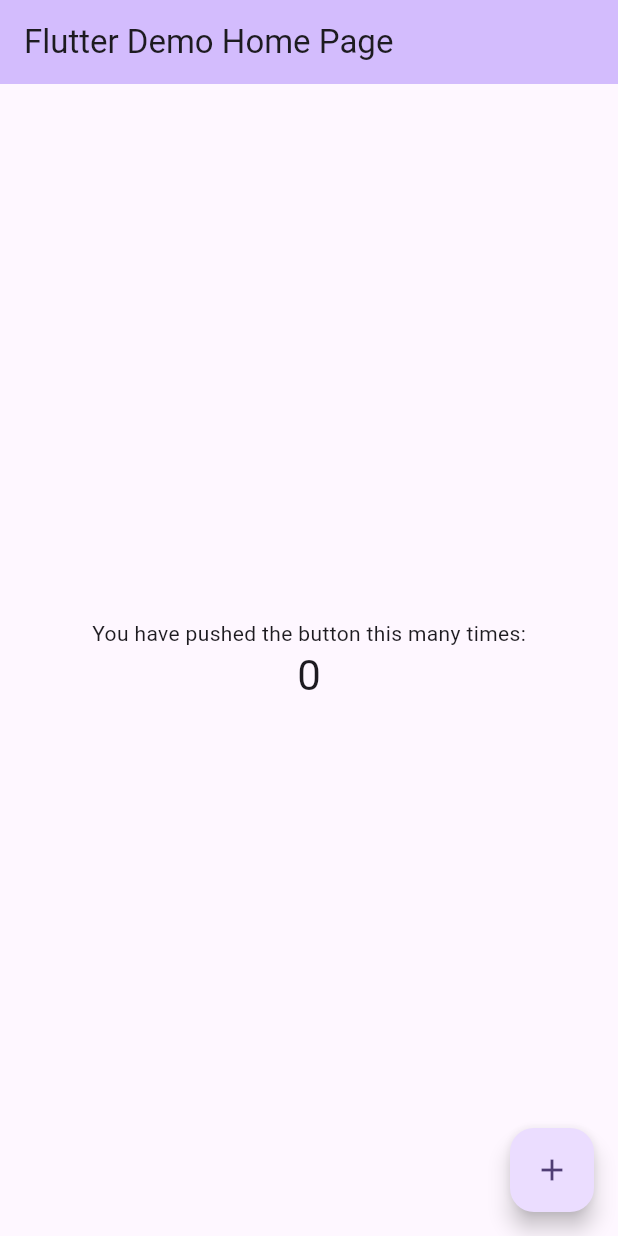
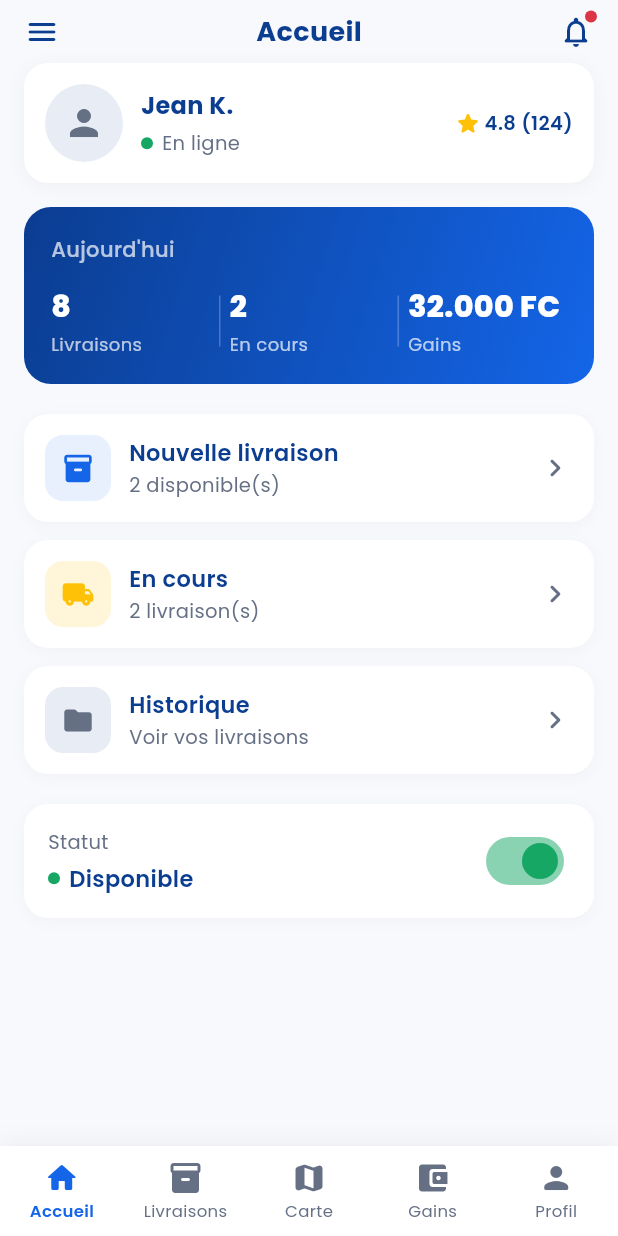
Before and after one commit to mamykalume58-sketch/Delivery-app, a Flutter app: the screen it shows after launch, on a phone screen of 412 x 824 dp. Run offline on Flutter 3.47's test engine with Material 3 defaults, Android fonts, the phone set to English and light mode, and no system bars; our stand-ins replace google_fonts.

Commit message:
Ajout écran Accueil livreur (design maquette) + palette DavidSTORE + nav basse + police Poppins via google_fonts

```diff
--- a/lib/main.dart
+++ b/lib/main.dart
@@ -1,122 +1,32 @@
 import 'package:flutter/material.dart';
+import 'package:google_fonts/google_fonts.dart';
+import 'theme/app_colors.dart';
+import 'screens/home_screen.dart';
 
 void main() {
-  runApp(const MyApp());
+  runApp(const DavidStoreDriverApp());
 }
 
-class MyApp extends StatelessWidget {
-  const MyApp({super.key});
+class DavidStoreDriverApp extends StatelessWidget {
+  const DavidStoreDriverApp({super.key});
 
-  // This widget is the root of your application.
   @override
   Widget build(BuildContext context) {
     return MaterialApp(
-      title: 'Flutter Demo',
+      title: 'DavidSTORE Livreur',
+      debugShowCheckedModeBanner: false,
       theme: ThemeData(
-        // This is the theme of your application.
-        //
-        // TRY THIS: Try running your application with "flutter run". You'll see
-        // the application has a purple toolbar. Then, without quitting the app,
-        // try changing the seedColor in the colorScheme below to Colors.green
-        // and then invoke "hot reload" (save your changes or press the "hot
-        // reload" button in a Flutter-supported IDE, or press "r" if you used
-        // the command line to start the app).
-        //
-        // Notice that the counter didn't reset back to zero; the application
-        // state is not lost during the reload. To reset the state, use hot
-        // restart instead.
-        //
-        // This works for code too, not just values: Most code changes can be
-        // tested with just a hot reload.
-        colorScheme: .fromSeed(seedColor: Colors.deepPurple),
+        useMaterial3: true,
+        scaffoldBackgroundColor: AppColors.background,
+        colorScheme: ColorScheme.fromSeed(
+          seedColor: AppColors.primary,
+          primary: AppColors.primary,
+          secondary: AppColors.interface,
+          error: AppColors.error,
+        ),
+        textTheme: GoogleFonts.poppinsTextTheme(),
       ),
-      home: const MyHomePage(title: 'Flutter Demo Home Page'),
+      home: const HomeScreen(),
     );
   }
 }
-
-class MyHomePage extends StatefulWidget {
-  const MyHomePage({super.key, required this.title});
-
-  // This widget is the home page of your application. It is stateful, meaning
-  // that it has a State object (defined below) that contains fields that affect
-  // how it looks.
-
-  // This class is the configuration for the state. It holds the values (in this
-  // case the title) provided by the parent (in this case the App widget) and
-  // used by the build method of the State. Fields in a Widget subclass are
-  // always marked "final".
-
-  final String title;
-
-  @override
-  State<MyHomePage> createState() => _MyHomePageState();
-}
-
-class _MyHomePageState extends State<MyHomePage> {
-  int _counter = 0;
-
-  void _incrementCounter() {
-    setState(() {
-      // This call to setState tells the Flutter framework that something has
-      // changed in this State, which causes it to rerun the build method below
-      // so that the display can reflect the updated values. If we changed
-      // _counter without calling setState(), then the build method would not be
-      // called again, and so nothing would appear to happen.
-      _counter++;
-    });
-  }
-
-  @override
-  Widget build(BuildContext context) {
-    // This method is rerun every time setState is called, for instance as done
-    // by the _incrementCounter method above.
-    //
-    // The Flutter framework has been optimized to make rerunning build methods
-    // fast, so that you can just rebuild anything that needs updating rather
-    // than having to individually change instances of widgets.
-    return Scaffold(
-      appBar: AppBar(
-        // TRY THIS: Try changing the color here to a specific color (to
-        // Colors.amber, perhaps?) and trigger a hot reload to see the AppBar
-        // change color while the other colors stay the same.
-        backgroundColor: Theme.of(context).colorScheme.inversePrimary,
-        // Here we take the value from the MyHomePage object that was created by
-        // the App.build method, and use it to set our appbar title.
-        title: Text(widget.title),
-      ),
-      body: Center(
-        // Center is a layout widget. It takes a single child and positions it
-        // in the middle of the parent.
-        child: Column(
-          // Column is also a layout widget. It takes a list of children and
-          // arranges them vertically. By default, it sizes itself to fit its
-          // children horizontally, and tries to be as tall as its parent.
-          //
-          // Column has various properties to control how it sizes itself and
-          // how it positions its children. Here we use mainAxisAlignment to
-          // center the children vertically; the main axis here is the vertical
-          // axis because Columns are vertical (the cross axis would be
-          // horizontal).
-          //
-          // TRY THIS: Invoke "debug painting" (choose the "Toggle Debug Paint"
-          // action in the IDE, or press "p" in the console), to see the
-          // wireframe for each widget.
-          mainAxisAlignment: .center,
-          children: [
-            const Text('You have pushed the button this many times:'),
-            Text(
-              '$_counter',
-              style: Theme.of(context).textTheme.headlineMedium,
-            ),
-          ],
-        ),
-      ),
-      floatingActionButton: FloatingActionButton(
-        onPressed: _incrementCounter,
-        tooltip: 'Increment',
-        child: const Icon(Icons.add),
-      ),
-    );
-  }
-}
--- /dev/null
+++ b/lib/screens/home_screen.dart
@@ -0,0 +1,418 @@
+import 'package:flutter/material.dart';
+import '../theme/app_colors.dart';
+import '../widgets/bottom_nav.dart';
+
+class HomeScreen extends StatefulWidget {
+  const HomeScreen({super.key});
+
+  @override
+  State<HomeScreen> createState() => _HomeScreenState();
+}
+
+class _HomeScreenState extends State<HomeScreen> {
+  // Données statiques temporaires (maquette) — à connecter à Firestore plus tard
+  final String driverName = 'Jean K.';
+  final bool isOnline = true;
+  final double rating = 4.8;
+  final int reviewCount = 124;
+
+  final int todayDeliveries = 8;
+  final int inProgress = 2;
+  final int todayEarnings = 32000;
+
+  final int newDeliveriesAvailable = 2;
+  final int inProgressDeliveries = 2;
+
+  bool isAvailable = true;
+
+  @override
+  Widget build(BuildContext context) {
+    return Scaffold(
+      backgroundColor: AppColors.background,
+      body: SafeArea(
+        child: Column(
+          children: [
+            _buildAppBar(),
+            Expanded(
+              child: SingleChildScrollView(
+                padding: const EdgeInsets.fromLTRB(16, 8, 16, 16),
+                child: Column(
+                  crossAxisAlignment: CrossAxisAlignment.start,
+                  children: [
+                    _buildProfileCard(),
+                    const SizedBox(height: 16),
+                    _buildStatsCard(),
+                    const SizedBox(height: 20),
+                    _buildMenuCard(
+                      icon: Icons.inventory_2_rounded,
+                      iconBg: AppColors.interface.withValues(alpha: 0.1),
+                      iconColor: AppColors.interface,
+                      title: 'Nouvelle livraison',
+                      subtitle: '$newDeliveriesAvailable disponible(s)',
+                    ),
+                    const SizedBox(height: 12),
+                    _buildMenuCard(
+                      icon: Icons.local_shipping_rounded,
+                      iconBg: AppColors.gold.withValues(alpha: 0.15),
+                      iconColor: AppColors.gold,
+                      title: 'En cours',
+                      subtitle: '$inProgressDeliveries livraison(s)',
+                    ),
+                    const SizedBox(height: 12),
+                    _buildMenuCard(
+                      icon: Icons.folder_rounded,
+                      iconBg: AppColors.lightGrey,
+                      iconColor: AppColors.textGrey,
+                      title: 'Historique',
+                      subtitle: 'Voir vos livraisons',
+                    ),
+                    const SizedBox(height: 20),
+                    _buildStatusCard(),
+                  ],
+                ),
+              ),
+            ),
+          ],
+        ),
+      ),
+      bottomNavigationBar: BottomNav(
+        currentIndex: 0,
+        onTap: (index) {
+          // Navigation entre onglets à brancher plus tard
+        },
+      ),
+    );
+  }
+
+  Widget _buildAppBar() {
+    return Padding(
+      padding: const EdgeInsets.fromLTRB(16, 8, 16, 0),
+      child: Row(
+        mainAxisAlignment: MainAxisAlignment.spaceBetween,
+        children: [
+          const Icon(Icons.menu_rounded, color: AppColors.primary),
+          const Text(
+            'Accueil',
+            style: TextStyle(
+              fontSize: 18,
+              fontWeight: FontWeight.w700,
+              color: AppColors.primary,
+            ),
+          ),
+          Stack(
+            clipBehavior: Clip.none,
+            children: [
+              const Icon(Icons.notifications_none_rounded,
+                  color: AppColors.primary),
+              Positioned(
+                right: -2,
+                top: -2,
+                child: Container(
+                  width: 8,
+                  height: 8,
+                  decoration: const BoxDecoration(
+                    color: AppColors.error,
+                    shape: BoxShape.circle,
+                  ),
+                ),
+              ),
+            ],
+          ),
+        ],
+      ),
+    );
+  }
+
+  Widget _buildProfileCard() {
+    return Container(
+      padding: const EdgeInsets.all(14),
+      decoration: BoxDecoration(
+        color: AppColors.white,
+        borderRadius: BorderRadius.circular(16),
+        boxShadow: [
+          BoxShadow(
+            color: Colors.black.withValues(alpha: 0.04),
+            blurRadius: 10,
+            offset: const Offset(0, 2),
+          ),
+        ],
+      ),
+      child: Row(
+        children: [
+          const CircleAvatar(
+            radius: 26,
+            backgroundColor: AppColors.lightGrey,
+            child: Icon(Icons.person, color: AppColors.textGrey, size: 28),
+          ),
+          const SizedBox(width: 12),
+          Expanded(
+            child: Column(
+              crossAxisAlignment: CrossAxisAlignment.start,
+              children: [
+                Text(
+                  driverName,
+                  style: const TextStyle(
+                    fontSize: 16,
+                    fontWeight: FontWeight.w700,
+                    color: AppColors.primary,
+                  ),
+                ),
+                const SizedBox(height: 4),
+                Row(
+                  children: [
+                    Container(
+                      width: 8,
+                      height: 8,
+                      decoration: BoxDecoration(
+                        color: isOnline
+                            ? AppColors.success
+                            : AppColors.textGrey,
+                        shape: BoxShape.circle,
+                      ),
+                    ),
+                    const SizedBox(width: 6),
+                    Text(
+                      isOnline ? 'En ligne' : 'Hors ligne',
+                      style: const TextStyle(
+                        fontSize: 13,
+                        color: AppColors.textGrey,
+                      ),
+                    ),
+                  ],
+                ),
+              ],
+            ),
+          ),
+          Row(
+            children: [
+              const Icon(Icons.star_rounded, color: AppColors.gold, size: 18),
+              const SizedBox(width: 2),
+              Text(
+                '$rating ($reviewCount)',
+                style: const TextStyle(
+                  fontSize: 13,
+                  fontWeight: FontWeight.w600,
+                  color: AppColors.primary,
+                ),
+              ),
+            ],
+          ),
+        ],
+      ),
+    );
+  }
+
+  Widget _buildStatsCard() {
+    return Container(
+      width: double.infinity,
+      padding: const EdgeInsets.all(18),
+      decoration: BoxDecoration(
+        gradient: const LinearGradient(
+          colors: [AppColors.primary, AppColors.interface],
+          begin: Alignment.topLeft,
+          end: Alignment.bottomRight,
+        ),
+        borderRadius: BorderRadius.circular(18),
+      ),
+      child: Column(
+        crossAxisAlignment: CrossAxisAlignment.start,
+        children: [
+          const Text(
+            "Aujourd'hui",
+            style: TextStyle(
+              color: Colors.white70,
+              fontSize: 14,
+              fontWeight: FontWeight.w500,
+            ),
+          ),
+          const SizedBox(height: 14),
+          Row(
+            mainAxisAlignment: MainAxisAlignment.spaceBetween,
+            children: [
+              _statItem('$todayDeliveries', 'Livraisons'),
+              _statDivider(),
+              _statItem('$inProgress', 'En cours'),
+              _statDivider(),
+              _statItem('${_formatFC(todayEarnings)} FC', 'Gains'),
+            ],
+          ),
+        ],
+      ),
+    );
+  }
+
+  Widget _statItem(String value, String label) {
+    return Expanded(
+      child: Column(
+        crossAxisAlignment: CrossAxisAlignment.start,
+        children: [
+          Text(
+            value,
+            style: const TextStyle(
+              color: Colors.white,
+              fontSize: 20,
+              fontWeight: FontWeight.w800,
+            ),
+          ),
+          const SizedBox(height: 2),
+          Text(
+            label,
+            style: const TextStyle(
+              color: Colors.white70,
+              fontSize: 12,
+            ),
+          ),
+        ],
+      ),
+    );
+  }
+
+  Widget _statDivider() {
+    return Container(
+      width: 1,
+      height: 34,
+      color: Colors.white24,
+      margin: const EdgeInsets.symmetric(horizontal: 6),
+    );
+  }
+
+  Widget _buildMenuCard({
+    required IconData icon,
+    required Color iconBg,
+    required Color iconColor,
+    required String title,
+    required String subtitle,
+  }) {
+    return Container(
+      padding: const EdgeInsets.all(14),
+      decoration: BoxDecoration(
+        color: AppColors.white,
+        borderRadius: BorderRadius.circular(16),
+        boxShadow: [
+          BoxShadow(
+            color: Colors.black.withValues(alpha: 0.03),
+            blurRadius: 8,
+            offset: const Offset(0, 2),
+          ),
+        ],
+      ),
+      child: Row(
+        children: [
+          Container(
+            width: 44,
+            height: 44,
+            decoration: BoxDecoration(
+              color: iconBg,
+              borderRadius: BorderRadius.circular(12),
+            ),
+            child: Icon(icon, color: iconColor, size: 22),
+          ),
+          const SizedBox(width: 12),
+          Expanded(
+            child: Column(
+              crossAxisAlignment: CrossAxisAlignment.start,
+              children: [
+                Text(
+                  title,
+                  style: const TextStyle(
+                    fontSize: 15,
+                    fontWeight: FontWeight.w600,
+                    color: AppColors.primary,
+                  ),
+                ),
+                const SizedBox(height: 2),
+                Text(
+                  subtitle,
+                  style: const TextStyle(
+                    fontSize: 13,
+                    color: AppColors.textGrey,
+                  ),
+                ),
+              ],
+            ),
+          ),
+          const Icon(Icons.chevron_right_rounded, color: AppColors.textGrey),
+        ],
+      ),
+    );
+  }
+
+  Widget _buildStatusCard() {
+    return Container(
+      padding: const EdgeInsets.symmetric(horizontal: 16, vertical: 14),
+      decoration: BoxDecoration(
+        color: AppColors.white,
+        borderRadius: BorderRadius.circular(16),
+        boxShadow: [
+          BoxShadow(
+            color: Colors.black.withValues(alpha: 0.03),
+            blurRadius: 8,
+            offset: const Offset(0, 2),
+          ),
+        ],
+      ),
+      child: Row(
+        mainAxisAlignment: MainAxisAlignment.spaceBetween,
+        children: [
+          Column(
+            crossAxisAlignment: CrossAxisAlignment.start,
+            children: [
+              const Text(
+                'Statut',
+                style: TextStyle(
+                  fontSize: 13,
+                  color: AppColors.textGrey,
+                ),
+              ),
+              const SizedBox(height: 4),
+              Row(
+                children: [
+                  Container(
+                    width: 8,
+                    height: 8,
+                    decoration: BoxDecoration(
+                      color: isAvailable
+                          ? AppColors.success
+                          : AppColors.textGrey,
+                      shape: BoxShape.circle,
+                    ),
+                  ),
+                  const SizedBox(width: 6),
+                  Text(
+                    isAvailable ? 'Disponible' : 'Hors ligne',
+                    style: const TextStyle(
+                      fontSize: 15,
+                      fontWeight: FontWeight.w600,
+                      color: AppColors.primary,
+                    ),
+                  ),
+                ],
+              ),
+            ],
+          ),
+          Switch(
+            value: isAvailable,
+            activeColor: AppColors.success,
+            onChanged: (value) {
+              setState(() {
+                isAvailable = value;
+              });
+            },
+          ),
+        ],
+      ),
+    );
+  }
+
+  String _formatFC(int amount) {
+    final str = amount.toString();
+    final buffer = StringBuffer();
+    for (int i = 0; i < str.length; i++) {
+      if (i > 0 && (str.length - i) % 3 == 0) {
+        buffer.write('.');
+      }
+      buffer.write(str[i]);
+    }
+    return buffer.toString();
+  }
+}
--- /dev/null
+++ b/lib/theme/app_colors.dart
@@ -0,0 +1,16 @@
+import 'package:flutter/material.dart';
+
+/// Palette officielle DavidSTORE Driver (voir cahier des charges)
+class AppColors {
+  AppColors._();
+
+  static const Color primary = Color(0xFF0B3D91); // Bleu DavidSTORE (marque)
+  static const Color interface = Color(0xFF1465E8); // Bleu interface
+  static const Color gold = Color(0xFFFFC107); // Jaune / or
+  static const Color success = Color(0xFF16A765); // Vert succès
+  static const Color error = Color(0xFFDC3545); // Rouge erreur
+  static const Color background = Color(0xFFF7F9FC); // Fond général
+  static const Color white = Color(0xFFFFFFFF);
+  static const Color textGrey = Color(0xFF667085); // Gris texte
+  static const Color lightGrey = Color(0xFFE8EDF5); // Gris clair
+}
--- /dev/null
+++ b/lib/widgets/bottom_nav.dart
@@ -0,0 +1,82 @@
+import 'package:flutter/material.dart';
+import '../theme/app_colors.dart';
+
+/// Barre de navigation basse fixe : Accueil / Livraisons / Carte / Gains / Profil
+/// [currentIndex] : 0=Accueil, 1=Livraisons, 2=Carte, 3=Gains, 4=Profil
+class BottomNav extends StatelessWidget {
+  final int currentIndex;
+  final ValueChanged<int>? onTap;
+
+  const BottomNav({
+    super.key,
+    required this.currentIndex,
+    this.onTap,
+  });
+
+  static const List<_NavItemData> _items = [
+    _NavItemData(icon: Icons.home_rounded, label: 'Accueil'),
+    _NavItemData(icon: Icons.inventory_2_rounded, label: 'Livraisons'),
+    _NavItemData(icon: Icons.map_rounded, label: 'Carte'),
+    _NavItemData(icon: Icons.account_balance_wallet_rounded, label: 'Gains'),
+    _NavItemData(icon: Icons.person_rounded, label: 'Profil'),
+  ];
+
+  @override
+  Widget build(BuildContext context) {
+    return Container(
+      decoration: BoxDecoration(
+        color: AppColors.white,
+        boxShadow: [
+          BoxShadow(
+            color: Colors.black.withValues(alpha: 0.05),
+            blurRadius: 12,
+            offset: const Offset(0, -2),
+          ),
+        ],
+      ),
+      child: SafeArea(
+        top: false,
+        child: SizedBox(
+          height: 60,
+          child: Row(
+            mainAxisAlignment: MainAxisAlignment.spaceAround,
+            children: List.generate(_items.length, (index) {
+              final item = _items[index];
+              final bool active = index == currentIndex;
+              final Color color =
+                  active ? AppColors.interface : AppColors.textGrey;
+
+              return Expanded(
+                child: InkWell(
+                  onTap: () => onTap?.call(index),
+                  child: Column(
+                    mainAxisAlignment: MainAxisAlignment.center,
+                    children: [
+                      Icon(item.icon, color: color, size: 24),
+                      const SizedBox(height: 2),
+                      Text(
+                        item.label,
+                        style: TextStyle(
+                          color: color,
+                          fontSize: 11,
+                          fontWeight:
+                              active ? FontWeight.w600 : FontWeight.w400,
+                        ),
+                      ),
+                    ],
+                  ),
+                ),
+              );
+            }),
+          ),
+        ),
+      ),
+    );
+  }
+}
+
+class _NavItemData {
+  final IconData icon;
+  final String label;
+  const _NavItemData({required this.icon, required this.label});
+}
--- a/pubspec.yaml
+++ b/pubspec.yaml
@@ -34,6 +34,7 @@ dependencies:
   # The following adds the Cupertino Icons font to your application.
   # Use with the CupertinoIcons class for iOS style icons.
   cupertino_icons: ^1.0.8
+  google_fonts: ^6.2.1
 
 dev_dependencies:
   flutter_test:
```
